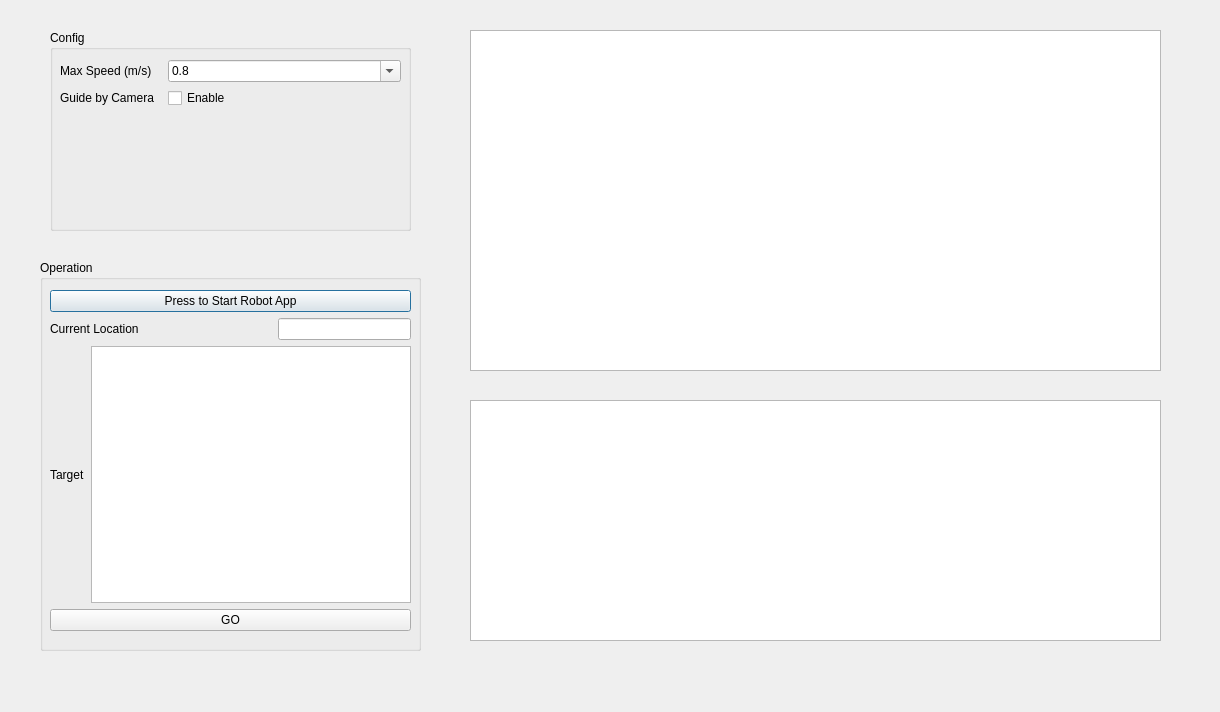
Old version of the form src/robot_gui/ui/subwindow_guiderobot.ui in the repository 7174952/amr-3d-lidar-ros2.
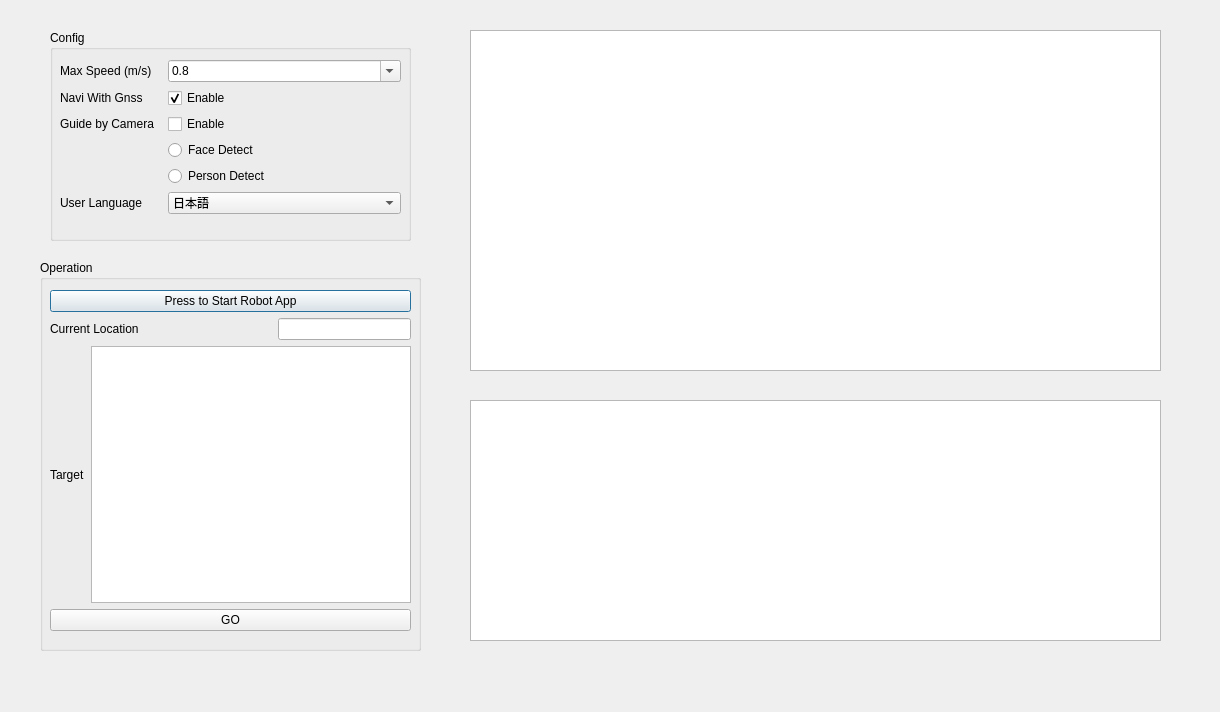
New version of the form.

Patch:
```diff
--- a/src/robot_gui/ui/subwindow_guiderobot.ui
+++ b/src/robot_gui/ui/subwindow_guiderobot.ui
@@ -29,7 +29,7 @@
      <x>50</x>
      <y>30</y>
      <width>361</width>
-     <height>201</height>
+     <height>211</height>
     </rect>
    </property>
    <property name="title">
@@ -41,7 +41,7 @@
       <x>10</x>
       <y>30</y>
       <width>341</width>
-      <height>161</height>
+      <height>174</height>
      </rect>
     </property>
     <layout class="QFormLayout" name="formLayout">
@@ -97,20 +97,106 @@
        </item>
       </widget>
      </item>
+     <item row="1" column="1">
+      <widget class="QCheckBox" name="checkBox_naviWithGnss">
+       <property name="text">
+        <string>Enable</string>
+       </property>
+       <property name="checked">
+        <bool>true</bool>
+       </property>
+      </widget>
+     </item>
      <item row="1" column="0">
+      <widget class="QLabel" name="label_naviWithGnss">
+       <property name="text">
+        <string>Navi With Gnss</string>
+       </property>
+      </widget>
+     </item>
+     <item row="2" column="0">
       <widget class="QLabel" name="label_cameraGuideEn">
        <property name="text">
         <string>Guide by Camera</string>
        </property>
       </widget>
      </item>
-     <item row="1" column="1">
+     <item row="2" column="1">
       <widget class="QCheckBox" name="checkBox_cameraGuide">
        <property name="text">
         <string>Enable</string>
        </property>
       </widget>
      </item>
+     <item row="3" column="1">
+      <widget class="QRadioButton" name="radioButton_faceDetect">
+       <property name="text">
+        <string>Face Detect</string>
+       </property>
+       <property name="checkable">
+        <bool>true</bool>
+       </property>
+      </widget>
+     </item>
+     <item row="3" column="0">
+      <spacer name="horizontalSpacer_2">
+       <property name="orientation">
+        <enum>Qt::Horizontal</enum>
+       </property>
+       <property name="sizeHint" stdset="0">
+        <size>
+         <width>40</width>
+         <height>20</height>
+        </size>
+       </property>
+      </spacer>
+     </item>
+     <item row="4" column="1">
+      <widget class="QRadioButton" name="radioButton_personDetect">
+       <property name="text">
+        <string>Person Detect</string>
+       </property>
+      </widget>
+     </item>
+     <item row="4" column="0">
+      <spacer name="horizontalSpacer_3">
+       <property name="orientation">
+        <enum>Qt::Horizontal</enum>
+       </property>
+       <property name="sizeHint" stdset="0">
+        <size>
+         <width>40</width>
+         <height>20</height>
+        </size>
+       </property>
+      </spacer>
+     </item>
+     <item row="5" column="0">
+      <widget class="QLabel" name="label_language">
+       <property name="text">
+        <string>User Language</string>
+       </property>
+      </widget>
+     </item>
+     <item row="5" column="1">
+      <widget class="QComboBox" name="comboBox_userLanguage">
+       <item>
+        <property name="text">
+         <string>日本語</string>
+        </property>
+       </item>
+       <item>
+        <property name="text">
+         <string>中文</string>
+        </property>
+       </item>
+       <item>
+        <property name="text">
+         <string>English</string>
+        </property>
+       </item>
+      </widget>
+     </item>
     </layout>
    </widget>
   </widget>
```
